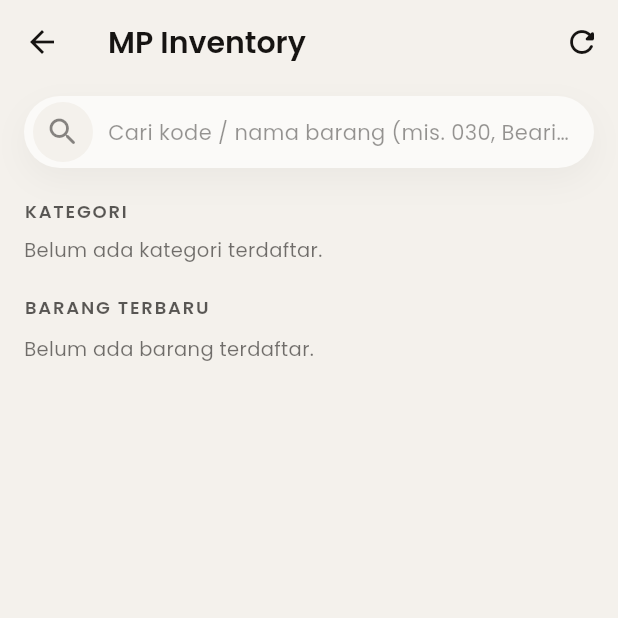
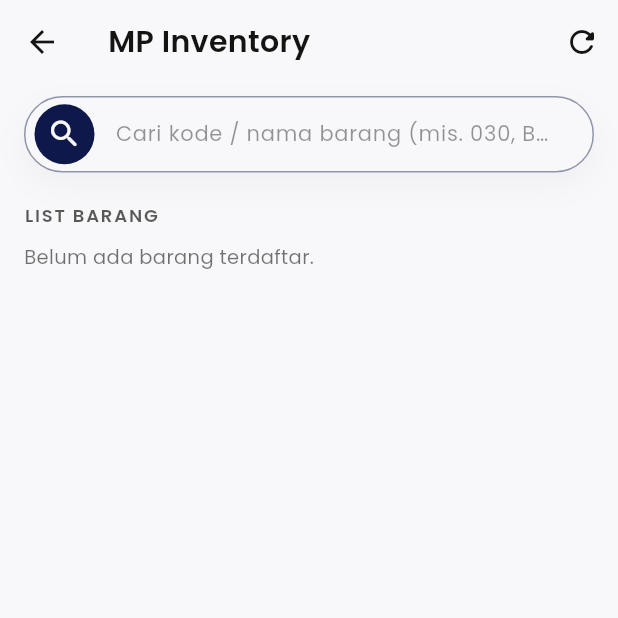
Before and after one commit to riikuid/inventory-sync, a Flutter app: the _HomeView screen opened directly, on a phone screen of 412 x 824 dp, the top half of it. Run offline on Flutter 3.47's test engine with Material 3 defaults, Android fonts, the light colour scheme and no system bars; drawn by our look-alikes of upgrader; our stand-ins replace bloc, connectivity_plus, dio, dotted_border, drift, equatable and 17 more; missing offline and left inert: ellipsized_text, mobile_scanner, overlay_loading_progress, print_bluetooth_thermal, talker_dio_logger; accounts and stored records are empty; generated files the repository leaves out were written again.

Commit message:
before migrate id

```diff
--- a/lib/core/styles/color_scheme.dart
+++ b/lib/core/styles/color_scheme.dart
@@ -2,33 +2,33 @@ import 'package:flutter/material.dart';
 
 class AppColors {
   /// PRIMARY
-  static const Color primary = Color(0xff78443B);
+  static const Color primary = Color(0xff0E184A); //DONE
   static const Color onPrimary = Color(0xffF8F6F2);
 
   /// SECONDARY
-  static const Color secondary = Color(0xffF0C400);
+  static const Color secondary = Color(0xffFFCC00);
   static const Color onSecondary = Color(0xff161412);
 
   /// ACCENT / TERTIARY
-  static const Color accent = Color(0xffEBE4E0);
+  static const Color accent = Color(0xffe7e8ed);
   static const Color onAccent = Color(0xff161412);
 
   /// BASE
-  static const Color background = Color(0xffF4F1EC);
+  static const Color background = Color(0xffF8F8FA);
   static const Color onBackground = Color(0xff161412);
 
   /// SURFACE (Card/Popover)
-  static const Color surface = Color(0xffFBFAF8);
+  static const Color surface = Color.fromARGB(255, 248, 248, 251);
   static const Color onSurface = Color(0xff161412);
 
   /// MUTED
-  static const Color muted = Color(0xffE5E0DC);
-  static const Color onMuted = Color(0xff70635C);
+  static const Color muted = Color.fromARGB(255, 220, 221, 229);
+  static const Color onMuted = Color.fromARGB(255, 92, 95, 112);
 
   /// BORDER / INPUT / FOCUS
-  static const Color border = Color(0xffC9BCB6);
-  static const Color input = Color(0xffC9BCB6);
-  static const Color focusRing = Color(0xff78443B);
+  static const Color border = Color(0xff9095ac);
+  static const Color input = Color(0xff9095ac);
+  static const Color focusRing = AppColors.primary;
 
   /// DESTRUCTIVE / ERROR
   static const Color error = Color(0xffD92626);
--- a/lib/features/home/presentation/screens/home_screen.dart
+++ b/lib/features/home/presentation/screens/home_screen.dart
@@ -6,6 +6,7 @@ import 'package:flutter_bloc/flutter_bloc.dart';
 import 'package:inventory_sync_apps/features/inventory/data/inventory_repository.dart';
 import 'package:inventory_sync_apps/core/db/daos/category_dao.dart';
 import 'package:inventory_sync_apps/core/db/daos/company_item_dao.dart';
+import 'package:inventory_sync_apps/shared/presentation/widgets/search_field_widget.dart';
 
 import '../../../../core/styles/color_scheme.dart';
 import '../../../inventory/presentation/screens/company_item_detail_screen.dart';
@@ -48,9 +49,14 @@ class _HomeViewState extends State<_HomeView> {
         backgroundColor: cs.background,
         foregroundColor: cs.onBackground,
         centerTitle: false,
-        title: const Text(
-          'MP Inventory',
-          style: TextStyle(fontSize: 20, fontWeight: FontWeight.w600),
+        title: Hero(
+          tag: 'mp-title',
+          child: Material(
+            child: const Text(
+              'MP Inventory',
+              style: TextStyle(fontSize: 20, fontWeight: FontWeight.w600),
+            ),
+          ),
         ),
         actions: [
           BlocBuilder<SyncCubit, SyncState>(
@@ -92,8 +98,8 @@ class _HomeViewState extends State<_HomeView> {
                 ),
                 children: [
                   _SearchBar(),
-                  const SizedBox(height: 20),
-                  _CategorySection(categories: loaded.categories),
+                  // const SizedBox(height: 20),
+                  // _CategorySection(categories: loaded.categories),
                   const SizedBox(height: 20),
                   _CompanyItemSection(items: loaded.companyItems),
                 ],
@@ -191,49 +197,14 @@ class _SearchBar extends StatelessWidget {
       tag: 'inventory-search-bar',
       child: Material(
         color: Colors.transparent,
-        child: InkWell(
-          borderRadius: BorderRadius.circular(24),
+        child: GestureDetector(
+          // borderRadius: BorderRadius.circular(24),
           onTap: () {
             Navigator.of(
               context,
             ).push(MaterialPageRoute(builder: (_) => const SearchItemScreen()));
           },
-          child: Container(
-            padding: EdgeInsets.only(left: 6, right: 16, top: 4, bottom: 4),
-            decoration: BoxDecoration(
-              color: cs.surface,
-              borderRadius: BorderRadius.circular(24),
-              boxShadow: [
-                BoxShadow(
-                  color: Colors.black.withOpacity(0.04),
-                  blurRadius: 18,
-                  offset: const Offset(0, 8),
-                ),
-              ],
-            ),
-            child: Row(
-              children: [
-                CircleAvatar(
-                  backgroundColor: AppColors.background,
-                  child: Icon(
-                    Icons.search_rounded,
-                    color: AppColors.onSurface.withOpacity(0.5),
-                  ),
-                ),
-                const SizedBox(width: 10),
-                Expanded(
-                  child: Text(
-                    'Cari kode / nama barang (mis. 030, Bearing...)',
-                    style: TextStyle(
-                      color: cs.onSurface.withOpacity(0.45),
-                      fontSize: 14,
-                    ),
-                    overflow: TextOverflow.ellipsis,
-                  ),
-                ),
-              ],
-            ),
-          ),
+          child: Material(child: SearchFieldWidget()),
         ),
       ),
     );
@@ -320,7 +291,7 @@ class _CompanyItemSection extends StatelessWidget {
           mainAxisAlignment: MainAxisAlignment.spaceBetween,
           children: [
             Text(
-              'BARANG TERBARU',
+              'LIST BARANG',
               style: TextStyle(
                 fontSize: 12,
                 fontWeight: FontWeight.w600,
--- a/lib/features/variant/presentation/screen/variant_detail_screen.dart
+++ b/lib/features/variant/presentation/screen/variant_detail_screen.dart
@@ -461,7 +461,7 @@ class _VariantDetailView extends StatelessWidget {
         Container(
           decoration: BoxDecoration(
             boxShadow: [AppStyle.defaultBoxShadow],
-            color: Color(0xff482f23),
+            color: Color(0xff3E466E),
             borderRadius: BorderRadius.circular(18),
           ),
           padding: const EdgeInsets.all(12),
--- a/lib/shared/presentation/widgets/search_field_widget.dart
+++ b/lib/shared/presentation/widgets/search_field_widget.dart
@@ -25,7 +25,7 @@ class SearchFieldWidget extends StatelessWidget {
       padding: EdgeInsets.only(left: 6, right: 16, top: 4, bottom: 4),
       decoration: BoxDecoration(
         color: AppColors.surface,
-        borderRadius: BorderRadius.circular(12),
+        borderRadius: BorderRadius.circular(100),
         border: Border.all(color: AppColors.border),
         boxShadow: [
           BoxShadow(
@@ -37,8 +37,11 @@ class SearchFieldWidget extends StatelessWidget {
       ),
       child: Row(
         children: [
-          SizedBox(width: 8),
-          Icon(Icons.search_rounded, color: AppColors.primary),
+          // SizedBox(width: 8),
+          CircleAvatar(
+            backgroundColor: AppColors.primary,
+            child: Icon(Icons.search_rounded, color: AppColors.surface),
+          ),
           const SizedBox(width: 8),
           Expanded(
             child: TextField(
```
Also changed, not shown: lib/features/search_item/presentation/screen/search_item_screen.dart (+88 -63 lines).
